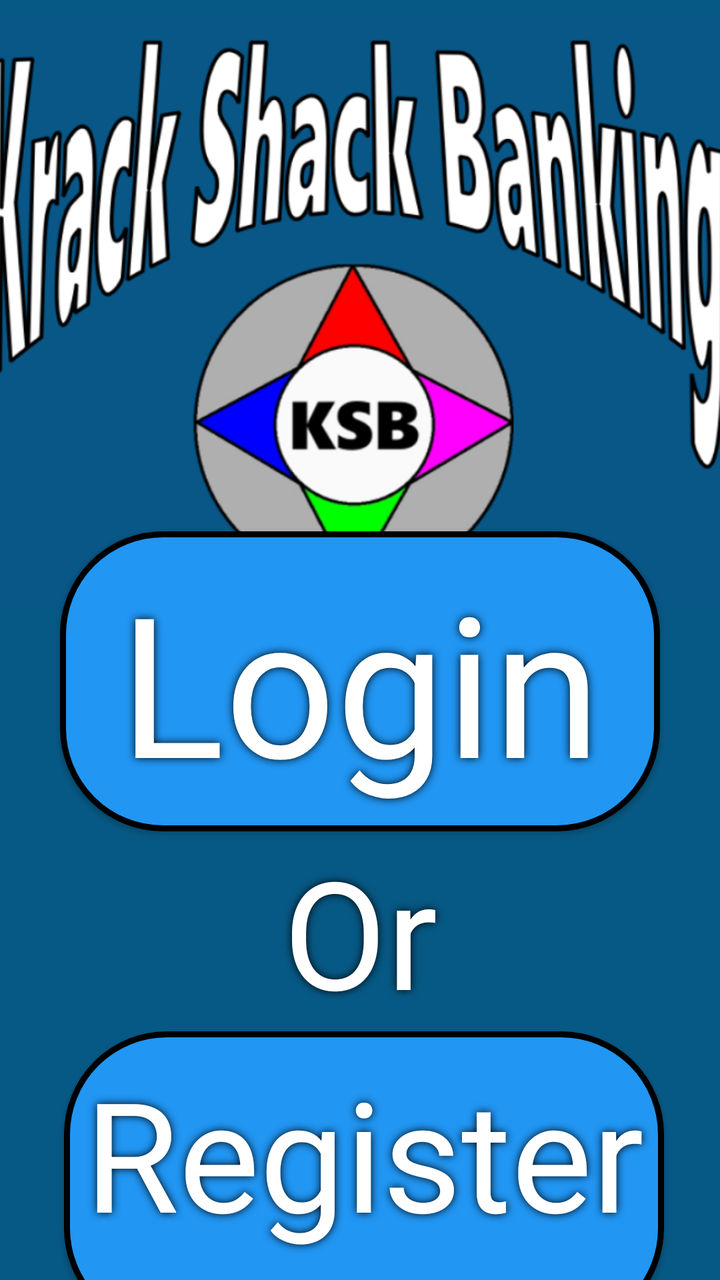
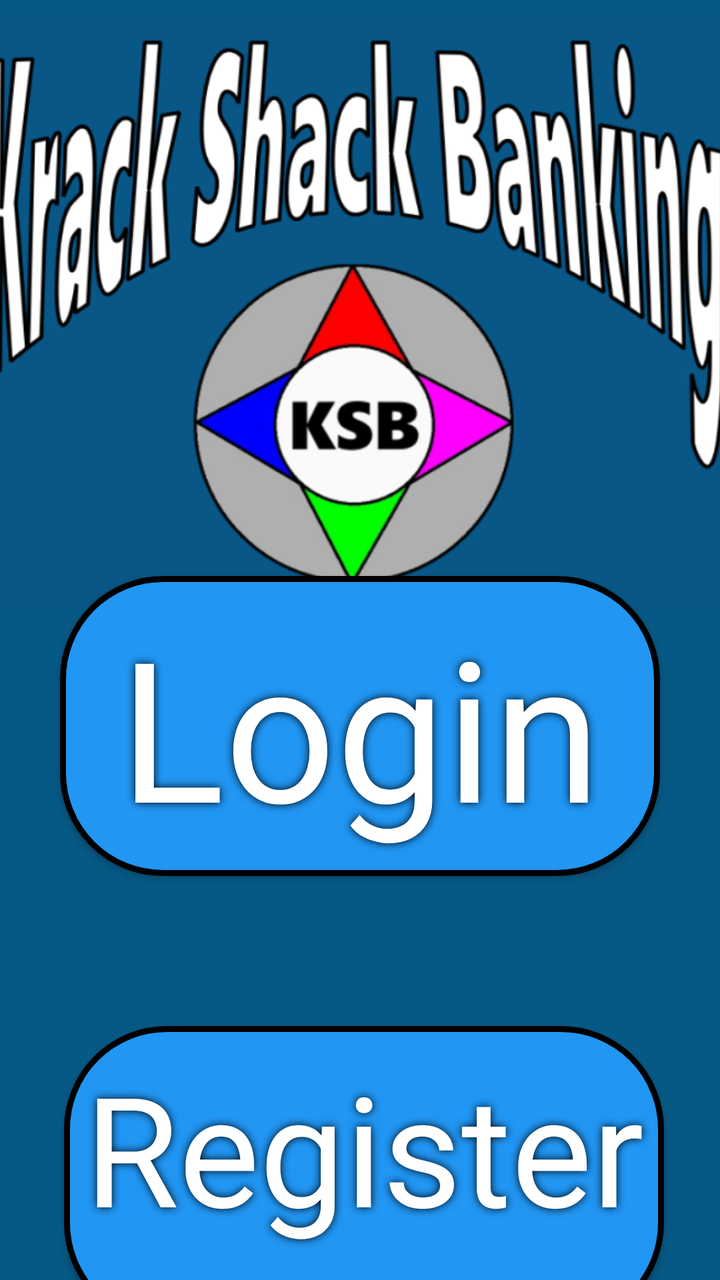

Screens rendered from an Android XML layout before and after an edit, with the pre-edit source and the edit as a unified diff.
<!-- AndroidManifest.xml: application theme Theme.KracKShacKBanking -->
<!-- res/layout/activity_main.xml -->
<?xml version="1.0" encoding="utf-8"?>
<androidx.constraintlayout.widget.ConstraintLayout xmlns:android="http://schemas.android.com/apk/res/android"
    xmlns:app="http://schemas.android.com/apk/res-auto"
    xmlns:tools="http://schemas.android.com/tools"
    android:id="@+id/main"
    android:layout_width="match_parent"
    android:layout_height="match_parent"
    android:background="@color/maincolour"
    android:theme="@style/Theme.AppCompat"
    tools:context=".MainActivity">

    <ImageView
        android:id="@+id/imgBanner"
        android:layout_width="412dp"
        android:layout_height="311dp"
        app:layout_constraintEnd_toEndOf="parent"
        app:layout_constraintStart_toStartOf="parent"
        app:layout_constraintTop_toTopOf="parent"
        app:srcCompat="@drawable/banner" />

    <androidx.appcompat.widget.AppCompatButton
        android:id="@+id/btnLogin"
        android:layout_width="300dp"
        android:layout_height="150dp"
        android:layout_marginStart="50dp"
        android:layout_marginTop="30dp"
        android:layout_marginEnd="50dp"
        android:layout_marginBottom="50dp"
        android:background="@drawable/format_button"
        app:layout_constraintBottom_toTopOf="@+id/btnRegister"
        app:layout_constraintEnd_toEndOf="parent"
        app:layout_constraintStart_toStartOf="parent"
        app:layout_constraintTop_toBottomOf="@+id/imgBanner" />

    <androidx.appcompat.widget.AppCompatButton
        android:id="@+id/btnRegister"
        android:layout_width="300dp"
        android:layout_height="150dp"
        android:layout_marginStart="50dp"
        android:layout_marginTop="50dp"
        android:layout_marginEnd="50dp"
        android:layout_marginBottom="50dp"
        android:background="@drawable/format_button"
        app:layout_constraintBottom_toBottomOf="parent"
        app:layout_constraintEnd_toEndOf="parent"
        app:layout_constraintHorizontal_bias="0.454"
        app:layout_constraintStart_toStartOf="parent"
        app:layout_constraintTop_toBottomOf="@+id/btnLogin" />

    <TextView
        android:id="@+id/txtLogin"
        android:layout_width="@+id/btnLogin"
        android:layout_height="@+id/btnLogin"
        android:autoSizeTextType="uniform"
        android:elevation="5dp"
        android:paddingStart="10dp"
        android:paddingTop="10dp"
        android:paddingEnd="10dp"
        android:paddingBottom="10dp"
        android:shadowColor="@color/black"
        android:shadowDx="0.0"
        android:shadowDy="0.0"
        android:shadowRadius="10.0"
        android:background="@drawable/format_button_text"
        android:text="@string/login"
        android:textAlignment="center"
        android:textColor="@color/white"
        app:layout_constraintBottom_toBottomOf="@id/btnLogin"
        app:layout_constraintEnd_toEndOf="@+id/btnLogin"
        app:layout_constraintStart_toStartOf="@+id/btnLogin"
        app:layout_constraintTop_toTopOf="@+id/btnLogin" />

    <TextView
        android:id="@+id/txtRegister"
        android:layout_width="@+id/btnRegister"
        android:layout_height="@+id/btnRegister"
        android:autoSizeTextType="uniform"
        android:background="@drawable/format_button_text"
        android:elevation="5dp"
        android:paddingStart="10dp"
        android:paddingTop="10dp"
        android:paddingEnd="10dp"
        android:paddingBottom="10dp"
        android:shadowColor="@color/black"
        android:shadowDx="0.0"
        android:shadowDy="0.0"
        android:shadowRadius="10.0"
        android:text="@string/register"
        android:textAlignment="center"
        android:textColor="@color/white"
        app:layout_constraintBottom_toBottomOf="@id/btnRegister"
        app:layout_constraintEnd_toEndOf="@+id/btnRegister"
        app:layout_constraintStart_toStartOf="@+id/btnRegister"
        app:layout_constraintTop_toTopOf="@+id/btnRegister" />

    <TextView
        android:id="@+id/textView"
        android:layout_width="100dp"
        android:layout_height="100dp"
        android:layout_marginStart="100dp"
        android:layout_marginTop="10dp"
        android:layout_marginEnd="100dp"
        android:layout_marginBottom="10dp"
        android:gravity="center_horizontal"
        android:text="@string/Or"
        android:autoSizeTextType="uniform"
        android:shadowColor="@color/black"
        android:shadowDx="0.0"
        android:shadowDy="0.0"
        android:shadowRadius="10.0"
        android:textColor="@color/white"
        app:layout_constraintBottom_toTopOf="@+id/btnRegister"
        app:layout_constraintEnd_toEndOf="parent"
        app:layout_constraintStart_toStartOf="parent"
        app:layout_constraintTop_toBottomOf="@+id/btnLogin" />

</androidx.constraintlayout.widget.ConstraintLayout>
<!-- resources referenced by this layout -->
<resources>
  <color name="black">#000000</color>
  <color name="maincolour">#075985</color>
  <color name="white">#FFFFFF</color>
  <!-- drawable banner: png bitmap (drawable, 183225 bytes) -->
  <!-- drawable format_button (drawable) -->
  <?xml version="1.0" encoding="utf-8"?>
  <selector xmlns:android="http://schemas.android.com/apk/res/android">
      <item android:state_enabled="true">
          <shape android:shape="rectangle">
              <solid android:color="@color/primary" />
              <stroke
                  android:width="3dp"
                  android:color="@color/black" />
              <corners android:radius="50dp" />
              <padding
                  android:left="50dp"
                  android:top="50dp"
                  android:right="50dp"
                  android:bottom="50dp" />
          </shape>
      </item>
  </selector>
  <!-- drawable format_button_text (drawable) -->
  <?xml version="1.0" encoding="utf-8"?>
  <layer-list xmlns:android="http://schemas.android.com/apk/res/android">
      <item
          android:bottom="4dp"
          android:left="4dp"
          android:right="4dp"
          android:top="4dp">
          <shape android:shape="rectangle">
              <solid android:color="@color/transparent" />
              <corners android:radius="30dp" />
              <padding
                  android:bottom="50dp"
                  android:left="50dp"
                  android:right="50dp"
                  android:top="50dp" />
          </shape>
      </item>
  </layer-list>
  <string name="Or">Or</string>
  <string name="login">Login</string>
  <string name="register">Register</string>
  <style name="Theme.KracKShacKBanking" parent="Theme.Material3.DayNight.NoActionBar">
          <item name="colorPrimary">@color/primary</item>
          <item name="colorPrimaryVariant">@color/primary_dark</item>
          <item name="colorOnPrimary">@color/white</item>
          <item name="colorSecondary">@color/secondary</item>
          <item name="colorSecondaryVariant">@color/secondary_dark</item>
          <item name="colorOnSecondary">@color/black</item>
          <item name="android:statusBarColor">@color/primary</item>
          <item name="android:navigationBarColor">@color/primary</item>
          <item name="android:windowLightStatusBar">false</item>
  
      </style>
  <color name="primary">#2196F3</color>
  <color name="transparent">#00000000</color>
  <color name="primary_dark">#1976D2</color>
  <color name="secondary">#FFC107</color>
  <color name="secondary_dark">#FFA000</color>
</resources>

<!-- the commit's change to res/layout/activity_main.xml (unified diff, before → after) -->
@@ -13,6 +13,8 @@
         android:id="@+id/imgBanner"
         android:layout_width="412dp"
         android:layout_height="311dp"
+        android:layout_marginStart="25dp"
+        android:layout_marginEnd="25dp"
         app:layout_constraintEnd_toEndOf="parent"
         app:layout_constraintStart_toStartOf="parent"
         app:layout_constraintTop_toTopOf="parent"
@@ -23,7 +25,7 @@
         android:layout_width="300dp"
         android:layout_height="150dp"
         android:layout_marginStart="50dp"
-        android:layout_marginTop="30dp"
+        android:layout_marginTop="25dp"
         android:layout_marginEnd="50dp"
         android:layout_marginBottom="50dp"
         android:background="@drawable/format_button"
@@ -37,9 +39,9 @@
         android:layout_width="300dp"
         android:layout_height="150dp"
         android:layout_marginStart="50dp"
-        android:layout_marginTop="50dp"
+        android:layout_marginTop="25dp"
         android:layout_marginEnd="50dp"
-        android:layout_marginBottom="50dp"
+        android:layout_marginBottom="25dp"
         android:background="@drawable/format_button"
         app:layout_constraintBottom_toBottomOf="parent"
         app:layout_constraintEnd_toEndOf="parent"
@@ -53,10 +55,7 @@
         android:layout_height="@+id/btnLogin"
         android:autoSizeTextType="uniform"
         android:elevation="5dp"
-        android:paddingStart="10dp"
-        android:paddingTop="10dp"
-        android:paddingEnd="10dp"
-        android:paddingBottom="10dp"
+        android:padding="10dp"
         android:shadowColor="@color/black"
         android:shadowDx="0.0"
         android:shadowDy="0.0"
@@ -77,10 +76,7 @@
         android:autoSizeTextType="uniform"
         android:background="@drawable/format_button_text"
         android:elevation="5dp"
-        android:paddingStart="10dp"
-        android:paddingTop="10dp"
-        android:paddingEnd="10dp"
-        android:paddingBottom="10dp"
+        android:padding="10dp"
         android:shadowColor="@color/black"
         android:shadowDx="0.0"
         android:shadowDy="0.0"
@@ -93,25 +89,4 @@
         app:layout_constraintStart_toStartOf="@+id/btnRegister"
         app:layout_constraintTop_toTopOf="@+id/btnRegister" />
 
-    <TextView
-        android:id="@+id/textView"
-        android:layout_width="100dp"
-        android:layout_height="100dp"
-        android:layout_marginStart="100dp"
-        android:layout_marginTop="10dp"
-        android:layout_marginEnd="100dp"
-        android:layout_marginBottom="10dp"
-        android:gravity="center_horizontal"
-        android:text="@string/Or"
-        android:autoSizeTextType="uniform"
-        android:shadowColor="@color/black"
-        android:shadowDx="0.0"
-        android:shadowDy="0.0"
-        android:shadowRadius="10.0"
-        android:textColor="@color/white"
-        app:layout_constraintBottom_toTopOf="@+id/btnRegister"
-        app:layout_constraintEnd_toEndOf="parent"
-        app:layout_constraintStart_toStartOf="parent"
-        app:layout_constraintTop_toBottomOf="@+id/btnLogin" />
-
 </androidx.constraintlayout.widget.ConstraintLayout>
<!-- resource entries referenced after the edit -->
@@ -41,7 +41,6 @@
           </shape>
       </item>
   </layer-list>
-  <string name="Or">Or</string>
   <string name="login">Login</string>
   <string name="register">Register</string>
   <style name="Theme.KracKShacKBanking" parent="Theme.Material3.DayNight.NoActionBar">
